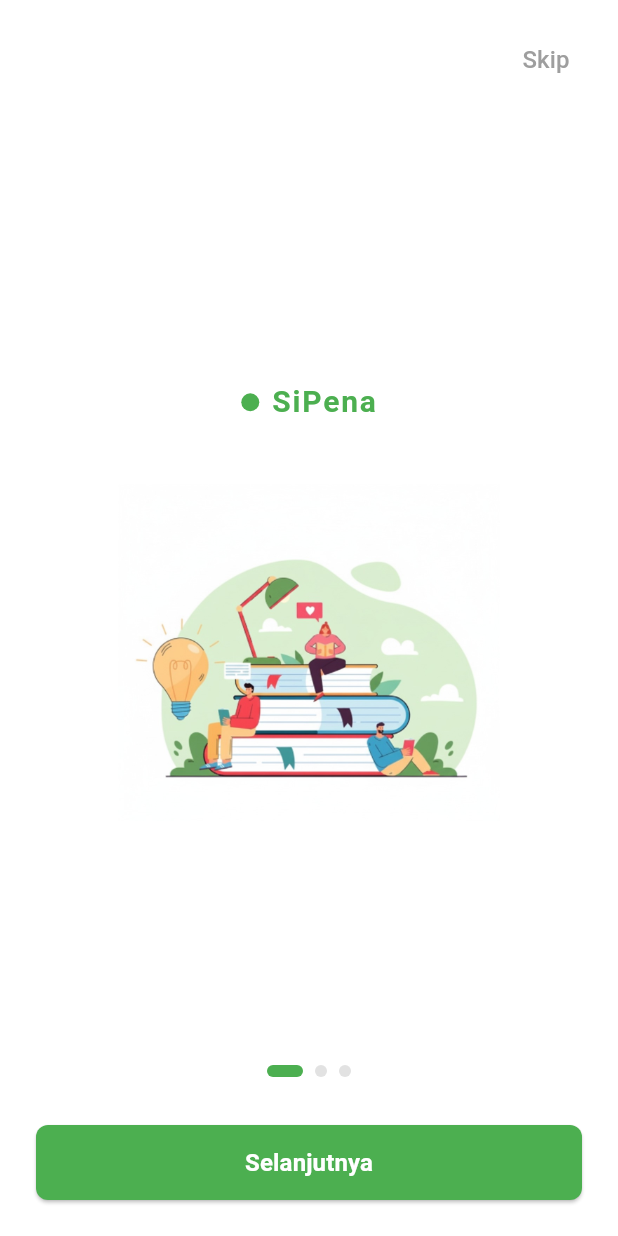
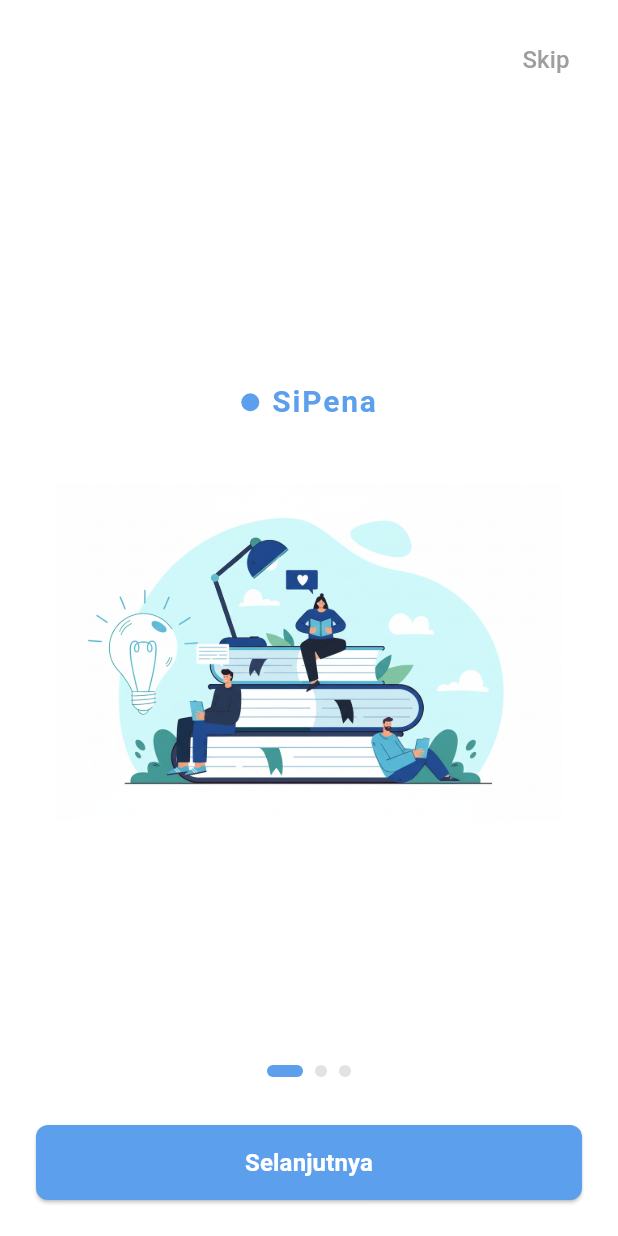
Before and after one commit to carinzuleyka/literasi_akhlak, a Flutter app: the screen it shows after launch, on a phone screen of 412 x 824 dp. Run offline on Flutter 3.47's test engine with Material 3 defaults, Android fonts, the light colour scheme and no system bars; our stand-ins replace image_picker, shared_preferences.

Commit message:
landing page

```diff
--- a/lib/screens/onboarding_screen.dart
+++ b/lib/screens/onboarding_screen.dart
@@ -115,7 +115,7 @@ class _OnboardingScreenState extends State<OnboardingScreen> {
                     child: ElevatedButton(
                       onPressed: _nextPage,
                       style: ElevatedButton.styleFrom(
-                        backgroundColor: Colors.green,
+                        backgroundColor: const Color(0xFF5B9FED),
                         foregroundColor: Colors.white,
                         shape: RoundedRectangleBorder(
                           borderRadius: BorderRadius.circular(8),
--- a/lib/widgets/onboarding_page.dart
+++ b/lib/widgets/onboarding_page.dart
@@ -30,7 +30,7 @@ class OnboardingPageWidget extends StatelessWidget {
                       width: 12,
                       height: 12,
                       decoration: const BoxDecoration(
-                        color: Colors.green,
+                        color: Color(0xFF5B9FED),
                         shape: BoxShape.circle,
                       ),
                     ),
@@ -40,7 +40,7 @@ class OnboardingPageWidget extends StatelessWidget {
                       style: TextStyle(
                         fontSize: 20,
                         fontWeight: FontWeight.bold,
-                        color: Colors.green,
+                        color: Color(0xFF5B9FED),
                         letterSpacing: 1.2,
                       ),
                     ),
--- a/lib/widgets/page_indicator.dart
+++ b/lib/widgets/page_indicator.dart
@@ -22,7 +22,7 @@ class PageIndicator extends StatelessWidget {
           width: currentPage == index ? 24 : 8,
           decoration: BoxDecoration(
             color: currentPage == index
-                ? Colors.green
+                ? const Color(0xFF5B9FED)
                 : Colors.grey.withOpacity(0.3),
             borderRadius: BorderRadius.circular(4),
           ),
```
Also changed, not shown: assets/images/asset1.png, assets/images/asset2.png, assets/images/asset3.png.
